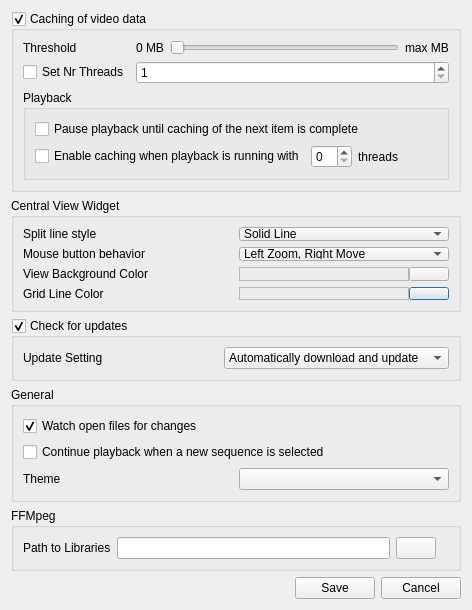
This is ui/settingsDialog.ui in IENT/YUView as Qt 5 draws it before an edit. The edited form follows.
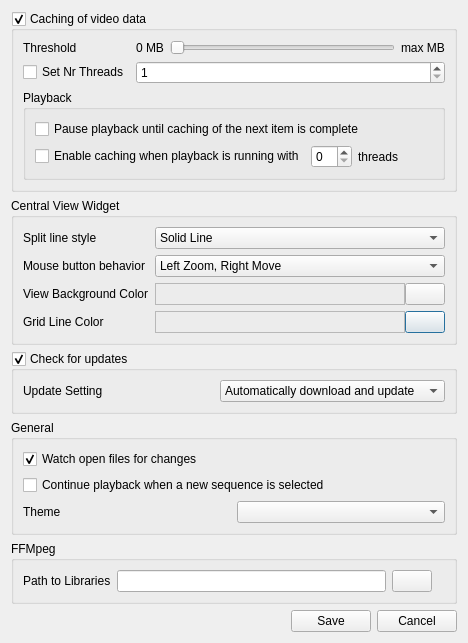
This is the edited form. Custom widgets are drawn as their Qt base class.

Commit message: Hotfixes: - Wrong usage of QKeySequence for also adding the Backspace key for deletion - Missing layout stuff for settings dialog which causes problems on MacOS - Moved the QMutexLocker of the videoHandler to also protect the conversion operation, which previously caused a segfault when deleting an object from the playlist. This should hopefully fix this issue.

Patch:
```diff
--- a/ui/settingsDialog.ui
+++ b/ui/settingsDialog.ui
@@ -18,7 +18,7 @@
     <widget class="QGroupBox" name="groupBoxCaching">
      <property name="minimumSize">
       <size>
-       <width>450</width>
+       <width>0</width>
        <height>0</height>
       </size>
      </property>
@@ -206,13 +206,26 @@
      <property name="minimumSize">
       <size>
        <width>0</width>
-       <height>80</height>
+       <height>0</height>
       </size>
      </property>
      <property name="title">
       <string>Central View Widget</string>
      </property>
-     <layout class="QGridLayout" name="gridLayout_2" columnstretch="1,1">
+     <layout class="QGridLayout" name="gridLayout_2" columnstretch="0,0">
+      <item row="1" column="0">
+       <widget class="QLabel" name="labelMouseMode">
+        <property name="toolTip">
+         <string>Which of the two mouse buttons is to be used for moving and which for zooming the view?</string>
+        </property>
+        <property name="whatsThis">
+         <string>Which of the two mouse buttons is to be used for moving and which for zooming the view?</string>
+        </property>
+        <property name="text">
+         <string>Mouse button behavior</string>
+        </property>
+       </widget>
+      </item>
       <item row="3" column="1">
        <layout class="QHBoxLayout" name="horizontalLayoutGridLineColor" stretch="1,0">
         <property name="spacing">
@@ -298,16 +311,36 @@
         </item>
        </layout>
       </item>
-      <item row="1" column="0">
-       <widget class="QLabel" name="labelMouseMode">
+      <item row="1" column="1">
+       <widget class="QComboBox" name="comboBoxMouseMode">
         <property name="toolTip">
          <string>Which of the two mouse buttons is to be used for moving and which for zooming the view?</string>
         </property>
         <property name="whatsThis">
          <string>Which of the two mouse buttons is to be used for moving and which for zooming the view?</string>
+        </property>
+        <item>
+         <property name="text">
+          <string>Left Zoom, Right Move</string>
+         </property>
+        </item>
+        <item>
+         <property name="text">
+          <string>Left Move, Right Zoom</string>
+         </property>
+        </item>
+       </widget>
+      </item>
+      <item row="2" column="0">
+       <widget class="QLabel" name="labelBackgroundColor">
+        <property name="toolTip">
+         <string>Set the background color of the central view widget.</string>
+        </property>
+        <property name="whatsThis">
+         <string>Set the background color of the central view widget.</string>
         </property>
         <property name="text">
-         <string>Mouse button behavior</string>
+         <string>View Background Color</string>
         </property>
        </widget>
       </item>
@@ -344,39 +377,6 @@
         </item>
        </widget>
       </item>
-      <item row="2" column="0">
-       <widget class="QLabel" name="labelBackgroundColor">
-        <property name="toolTip">
-         <string>Set the background color of the central view widget.</string>
-        </property>
-        <property name="whatsThis">
-         <string>Set the background color of the central view widget.</string>
-        </property>
-        <property name="text">
-         <string>View Background Color</string>
-        </property>
-       </widget>
-      </item>
-      <item row="1" column="1">
-       <widget class="QComboBox" name="comboBoxMouseMode">
-        <property name="toolTip">
-         <string>Which of the two mouse buttons is to be used for moving and which for zooming the view?</string>
-        </property>
-        <property name="whatsThis">
-         <string>Which of the two mouse buttons is to be used for moving and which for zooming the view?</string>
-        </property>
-        <item>
-         <property name="text">
-          <string>Left Zoom, Right Move</string>
-         </property>
-        </item>
-        <item>
-         <property name="text">
-          <string>Left Move, Right Zoom</string>
-         </property>
-        </item>
-       </widget>
-      </item>
      </layout>
     </widget>
    </item>
```
Left out of the diff: 4 changed lines with no effect on the pictures. The commit also changes 3 other files.
